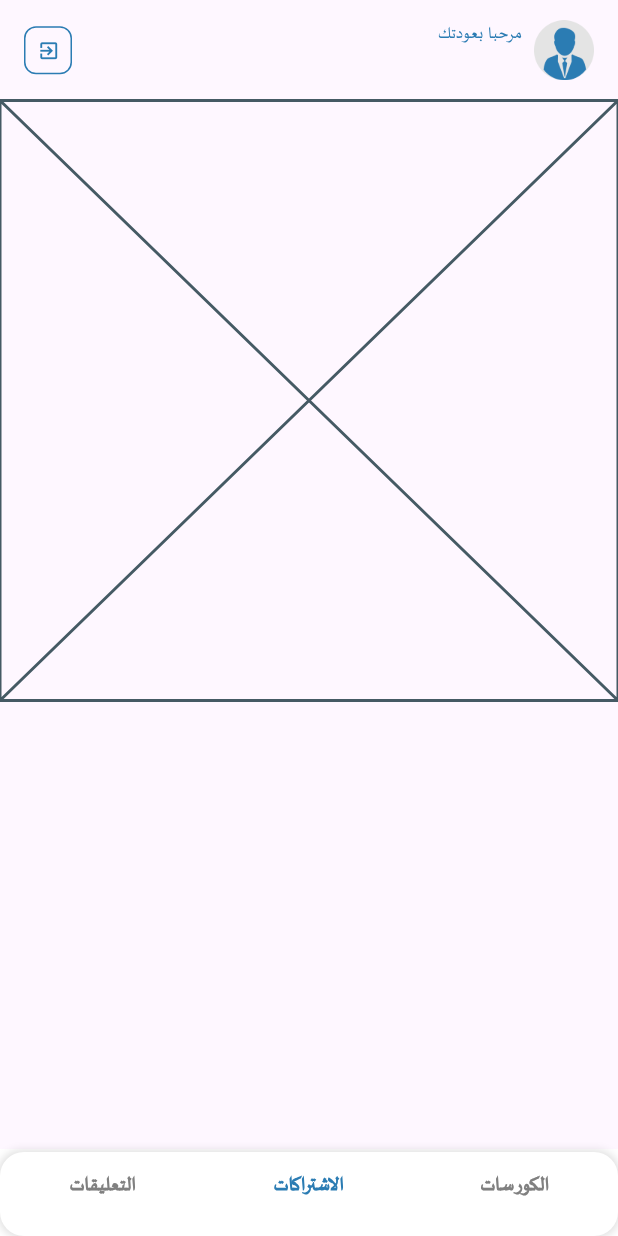
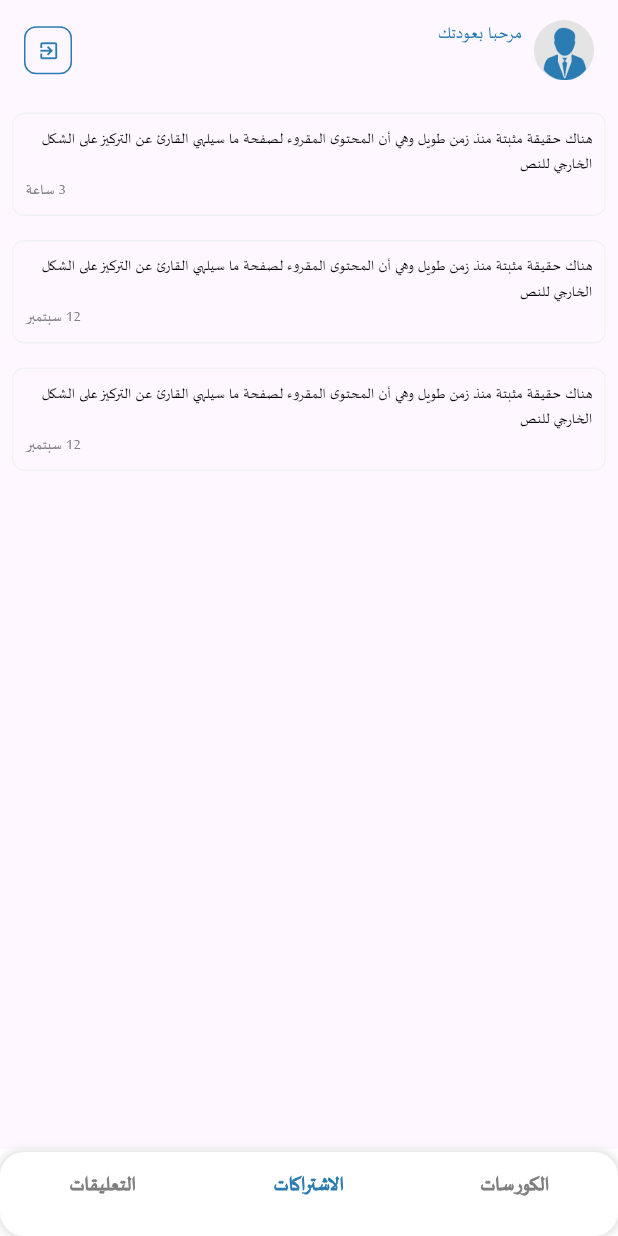
Before and after one commit to mahmoudhamdyae/smart_student_teacher, a Flutter app: the MainScreen screen opened directly, item 2 of the bottom bar chosen, on a phone screen of 412 x 824 dp. Run offline on Flutter 3.47's test engine with Material 3 defaults, Android fonts, the phone set to English and light mode, and no system bars; drawn by our look-alikes of persistent_bottom_nav_bar; our stand-ins replace dio, firebase_core, firebase_messaging, flutter_local_notifications, flutter_svg, get and 6 more; missing offline and left inert: flutter_media_downloader; accounts and stored records are empty; network calls fail.

Commit message:
Notifications

```diff
--- /dev/null
+++ b/lib/domain/models/notification.dart
@@ -0,0 +1,6 @@
+class NotificationModel {
+  String text;
+  String time;
+
+  NotificationModel(this.text, this.time);
+}
--- a/lib/presentation/screens/comments/widgets/comments_screen.dart
+++ b/lib/presentation/screens/comments/widgets/comments_screen.dart
@@ -1,9 +1,23 @@
 import 'package:flutter/material.dart';
 
+import '../../../../domain/models/notification.dart';
 import '../../../widgets/home_app_bar/home_app_bar.dart';
+import '../../../widgets/notification_item.dart';
 
 class CommentsScreen extends StatelessWidget {
-  const CommentsScreen({super.key});
+  final List<NotificationModel> notifications = [
+    NotificationModel(
+        'هناك حقيقة مثبتة منذ زمن طويل وهي أن المحتوى المقروء لصفحة ما سيلهي القارئ عن التركيز على الشكل الخارجي للنص',
+        '3 ساعة'),
+    NotificationModel(
+        'هناك حقيقة مثبتة منذ زمن طويل وهي أن المحتوى المقروء لصفحة ما سيلهي القارئ عن التركيز على الشكل الخارجي للنص',
+        '12 سبتمبر'),
+    NotificationModel(
+        'هناك حقيقة مثبتة منذ زمن طويل وهي أن المحتوى المقروء لصفحة ما سيلهي القارئ عن التركيز على الشكل الخارجي للنص',
+        '12 سبتمبر'),
+  ];
+
+  CommentsScreen({super.key});
 
   @override
   Widget build(BuildContext context) {
@@ -13,8 +27,18 @@ class CommentsScreen extends StatelessWidget {
         physics: const ClampingScrollPhysics(),
         children: [
           HomeAppBar(),
-          const Placeholder(),
-        ],),
+          ListView.builder(
+            shrinkWrap: true,
+            physics: const ClampingScrollPhysics(),
+            itemCount: notifications.length,
+            itemBuilder: (BuildContext context, int index) {
+              return NotificationItem(
+                notification: notifications[index],
+              );
+            },
+          ),
+        ],
+      ),
     );
   }
 }
--- a/lib/presentation/screens/main_screen.dart
+++ b/lib/presentation/screens/main_screen.dart
@@ -26,12 +26,12 @@ class _MainScreenState extends State<MainScreen> {
         padding: EdgeInsets.only(bottom: 18.0),
         child: CoursesScreen(),
       ),
-      const Padding(
-        padding: EdgeInsets.only(bottom: 18.0),
+      Padding(
+        padding: const EdgeInsets.only(bottom: 18.0),
         child: SubscriptionsScreen(),
       ),
-      const Padding(
-        padding: EdgeInsets.only(bottom: 18.0),
+      Padding(
+        padding: const EdgeInsets.only(bottom: 18.0),
         child: CommentsScreen(),
       ),
     ];
--- a/lib/presentation/screens/subscriptions/widgets/subscriptions_screen.dart
+++ b/lib/presentation/screens/subscriptions/widgets/subscriptions_screen.dart
@@ -1,9 +1,23 @@
 import 'package:flutter/material.dart';
 
+import '../../../../domain/models/notification.dart';
 import '../../../widgets/home_app_bar/home_app_bar.dart';
+import '../../../widgets/notification_item.dart';
 
 class SubscriptionsScreen extends StatelessWidget {
-  const SubscriptionsScreen({super.key});
+  final List<NotificationModel> notifications = [
+    NotificationModel(
+        'هناك حقيقة مثبتة منذ زمن طويل وهي أن المحتوى المقروء لصفحة ما سيلهي القارئ عن التركيز على الشكل الخارجي للنص',
+        '3 ساعة'),
+    NotificationModel(
+        'هناك حقيقة مثبتة منذ زمن طويل وهي أن المحتوى المقروء لصفحة ما سيلهي القارئ عن التركيز على الشكل الخارجي للنص',
+        '12 سبتمبر'),
+    NotificationModel(
+        'هناك حقيقة مثبتة منذ زمن طويل وهي أن المحتوى المقروء لصفحة ما سيلهي القارئ عن التركيز على الشكل الخارجي للنص',
+        '12 سبتمبر'),
+  ];
+
+  SubscriptionsScreen({super.key});
 
   @override
   Widget build(BuildContext context) {
@@ -13,8 +27,18 @@ class SubscriptionsScreen extends StatelessWidget {
         physics: const ClampingScrollPhysics(),
         children: [
           HomeAppBar(),
-          const Placeholder(),
-        ],),
+          ListView.builder(
+            shrinkWrap: true,
+            physics: const ClampingScrollPhysics(),
+            itemCount: notifications.length,
+            itemBuilder: (BuildContext context, int index) {
+              return NotificationItem(
+                notification: notifications[index],
+              );
+            },
+          ),
+        ],
+      ),
     );
   }
 }
--- /dev/null
+++ b/lib/presentation/widgets/notification_item.dart
@@ -0,0 +1,49 @@
+import 'package:flutter/cupertino.dart';
+
+import '../../domain/models/notification.dart';
+import '../resources/color_manager.dart';
+import '../resources/font_manager.dart';
+import '../resources/styles_manager.dart';
+
+class NotificationItem extends StatelessWidget {
+
+  final NotificationModel notification;
+  const NotificationItem({super.key, required this.notification});
+
+  @override
+  Widget build(BuildContext context) {
+    return Container(
+      margin: const EdgeInsets.all(8.0),
+      padding: const EdgeInsets.all(8.0),
+      decoration: BoxDecoration(
+        borderRadius: const BorderRadius.all(Radius.circular(8.0)),
+        border: Border.all(
+          color: const Color(0xffF2F2F2),
+          width: 1,
+        ),
+      ),
+      child: Column(
+        children: [
+          Text(
+            notification.text,
+            style: getSmallStyle(
+              fontSize: FontSize.s12
+            ),
+          ),
+          Row(
+            mainAxisAlignment: MainAxisAlignment.end,
+            children: [
+              Text(
+                notification.time,
+                style: getSmallStyle(
+                    fontSize: FontSize.s12,
+                    color: ColorManager.grey
+                ),
+              ),
+            ],
+          )
+        ],
+      ),
+    );
+  }
+}
```
